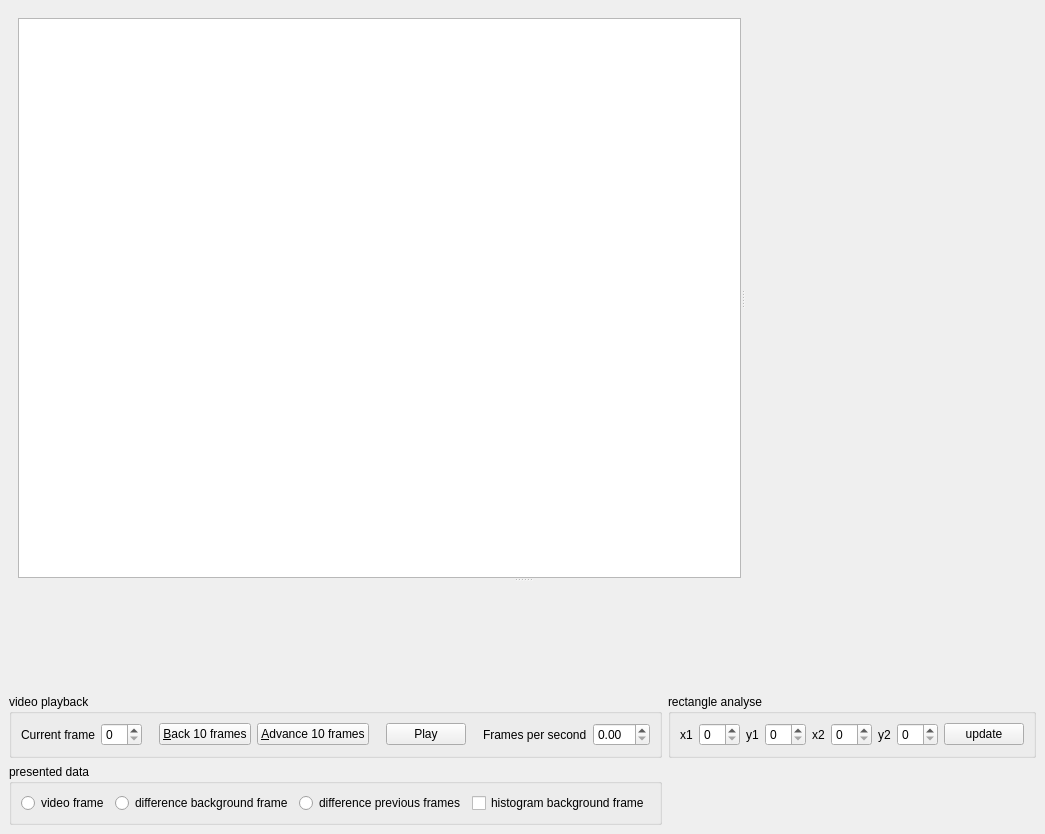
Before: the Qt Designer form video-analyser.ui in plsm/assisi-video-analyser, drawn with Qt 5.
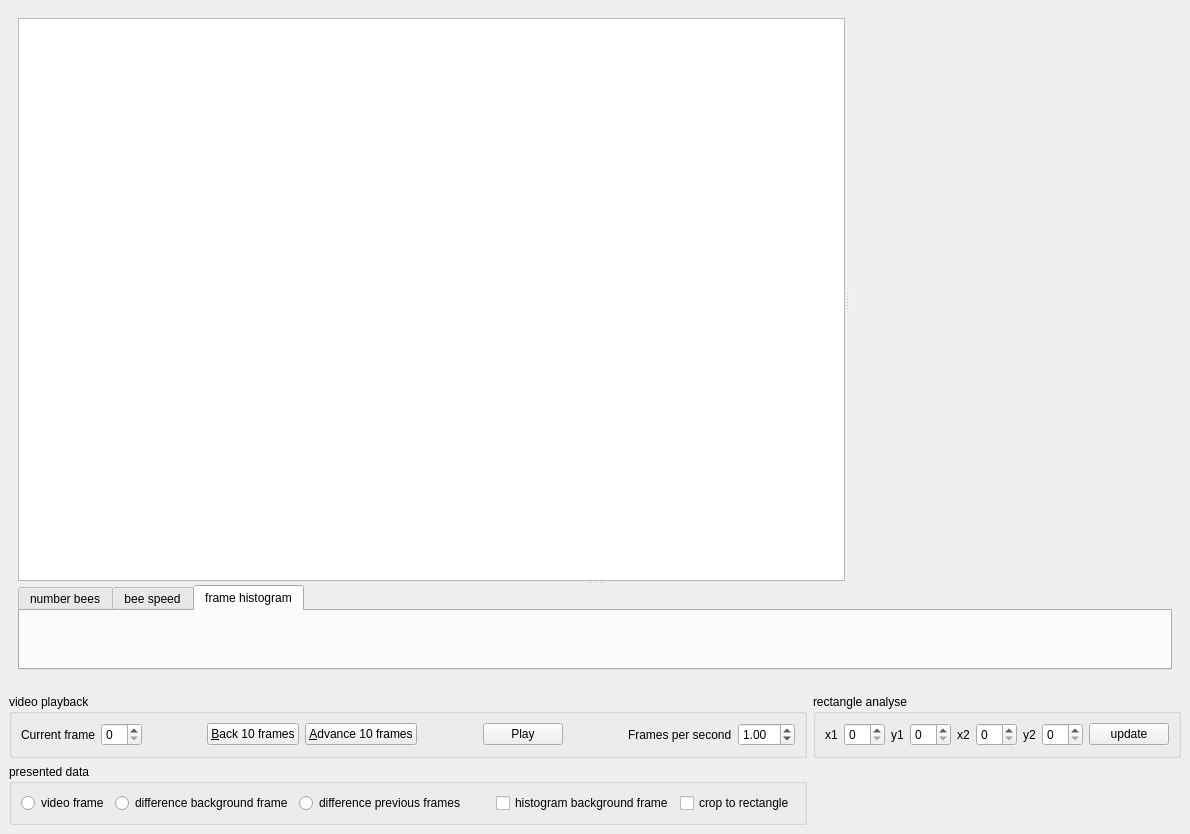
After: the same form once the commit is applied. Custom widgets are drawn as their Qt base class.

The edit to the form file:
```diff
--- a/video-analyser.ui
+++ b/video-analyser.ui
@@ -6,7 +6,7 @@
    <rect>
     <x>0</x>
     <y>0</y>
-    <width>906</width>
+    <width>1190</width>
     <height>834</height>
    </rect>
   </property>
@@ -42,7 +42,26 @@
            </item>
           </layout>
          </widget>
-         <widget class="QWidget" name="plotView" native="true"/>
+         <widget class="QTabWidget" name="tabWidget">
+          <property name="currentIndex">
+           <number>2</number>
+          </property>
+          <widget class="QCustomPlot" name="plotNumberBeesView">
+           <attribute name="title">
+            <string>number bees</string>
+           </attribute>
+          </widget>
+          <widget class="QCustomPlot" name="plotBeeSpeedView">
+           <attribute name="title">
+            <string>bee speed</string>
+           </attribute>
+          </widget>
+          <widget class="QCustomPlot" name="plotColourView">
+           <attribute name="title">
+            <string>frame histogram</string>
+           </attribute>
+          </widget>
+         </widget>
         </widget>
        </item>
       </layout>
@@ -132,6 +151,13 @@
             </property>
            </spacer>
           </item>
+          <item>
+           <widget class="QCheckBox" name="cropToRectCheckBox">
+            <property name="text">
+             <string>crop to rectangle</string>
+            </property>
+           </widget>
+          </item>
          </layout>
         </widget>
        </item>
@@ -231,7 +257,17 @@
            </widget>
           </item>
           <item>
-           <widget class="QDoubleSpinBox" name="framesPerSecondSpinBox"/>
+           <widget class="QDoubleSpinBox" name="framesPerSecondSpinBox">
+            <property name="minimum">
+             <double>0.010000000000000</double>
+            </property>
+            <property name="singleStep">
+             <double>0.010000000000000</double>
+            </property>
+            <property name="value">
+             <double>1.000000000000000</double>
+            </property>
+           </widget>
           </item>
          </layout>
         </widget>
```
